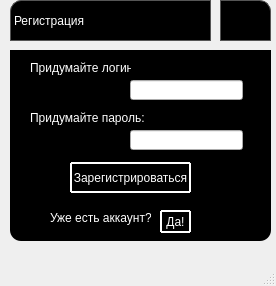
Qt form formauth.ui (leriia-meow/geometry) before a commit.
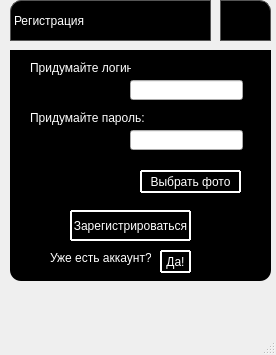
The same form after that commit. Icons and pictures are not drawn.

Commit message: Формочка окна регистрации

```diff
--- a/formauth.ui
+++ b/formauth.ui
@@ -7,7 +7,7 @@
     <x>0</x>
     <y>0</y>
     <width>276</width>
-    <height>286</height>
+    <height>355</height>
    </rect>
   </property>
   <property name="windowTitle">
@@ -84,7 +84,7 @@
       <x>10</x>
       <y>50</y>
       <width>261</width>
-      <height>191</height>
+      <height>231</height>
      </rect>
     </property>
     <property name="styleSheet">
@@ -127,7 +127,7 @@
      <property name="geometry">
       <rect>
        <x>40</x>
-       <y>160</y>
+       <y>200</y>
        <width>101</width>
        <height>16</height>
       </rect>
@@ -191,11 +191,11 @@
       <string>Придумайте пароль:</string>
      </property>
     </widget>
-    <widget class="QPushButton" name="pushButton">
+    <widget class="QPushButton" name="last">
      <property name="geometry">
       <rect>
        <x>60</x>
-       <y>112</y>
+       <y>160</y>
        <width>121</width>
        <height>31</height>
       </rect>
@@ -222,7 +222,7 @@
      <property name="geometry">
       <rect>
        <x>150</x>
-       <y>160</y>
+       <y>200</y>
        <width>31</width>
        <height>23</height>
       </rect>
@@ -245,6 +245,49 @@
       <string>Да!</string>
      </property>
     </widget>
+    <widget class="QLabel" name="label_5">
+     <property name="geometry">
+      <rect>
+       <x>36</x>
+       <y>120</y>
+       <width>71</width>
+       <height>20</height>
+      </rect>
+     </property>
+     <property name="styleSheet">
+      <string notr="true">color: white;</string>
+     </property>
+     <property name="text">
+      <string/>
+     </property>
+    </widget>
+    <widget class="QPushButton" name="pushButton">
+     <property name="geometry">
+      <rect>
+       <x>130</x>
+       <y>120</y>
+       <width>101</width>
+       <height>23</height>
+      </rect>
+     </property>
+     <property name="styleSheet">
+      <string notr="true">QPushButton {
+  display: inline-block;
+  color: white;
+  text-decoration: none;
+  user-select: none;
+  outline: none;
+  border: 2px solid white;
+  border-radius: 1px;
+  transition: 0.2s;
+} 
+QPushButton:hover { background: rgba(255,255,255,.2); }
+QPushButton:pressed { background: white; }</string>
+     </property>
+     <property name="text">
+      <string>Выбрать фото</string>
+     </property>
+    </widget>
    </widget>
    <zorder>groupBox_2</zorder>
    <zorder>closebutton</zorder>
```
Left out of the diff: 2 changed lines with no effect on the pictures. The commit also changes 1 other file.
